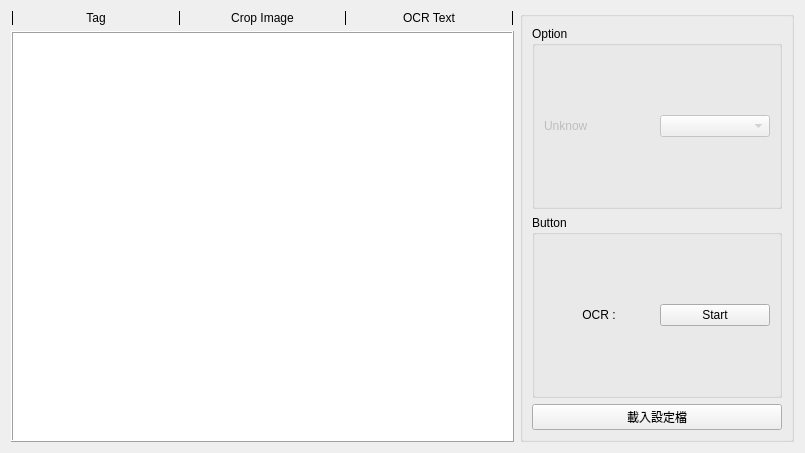
The window that src/widget/ocr_detect_widget/ocr_detect_widget.ui (IDK-Silver/Customize_OCR) describes before a commit, drawn with Qt 5.
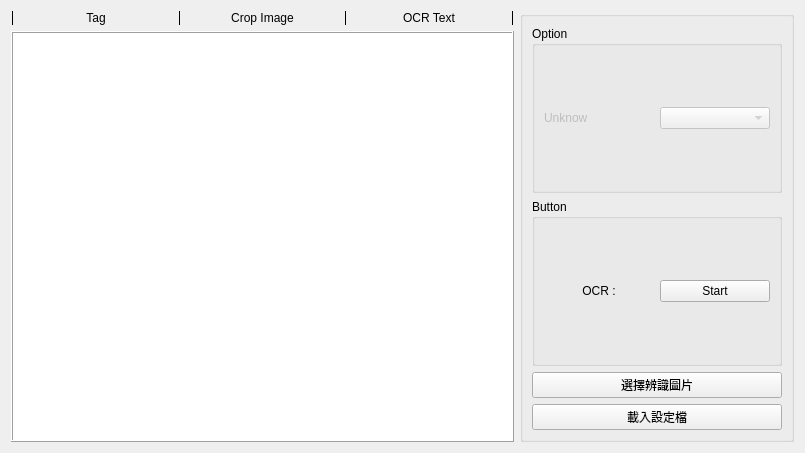
The same window after the commit.

What changed in the file:
```diff
--- a/src/widget/ocr_detect_widget/ocr_detect_widget.ui
+++ b/src/widget/ocr_detect_widget/ocr_detect_widget.ui
@@ -199,6 +199,13 @@
         </layout>
        </widget>
       </item>
+      <item>
+       <widget class="QPushButton" name="pb_choose_image">
+        <property name="text">
+         <string>選擇辨識圖片</string>
+        </property>
+       </widget>
+      </item>
       <item>
        <widget class="QPushButton" name="pb_load_setting_file">
         <property name="text">
```
